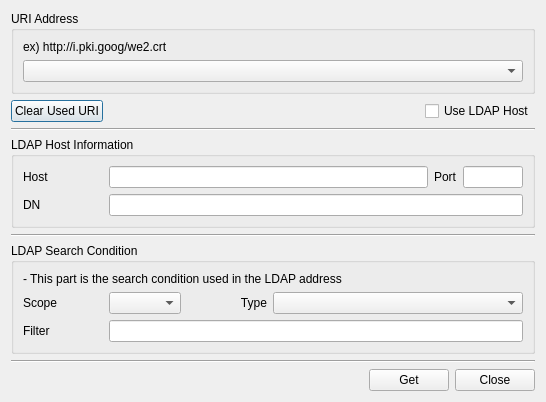
Qt form CertMan/get_uri_dlg.ui (jykim74/CertMan) before a commit.
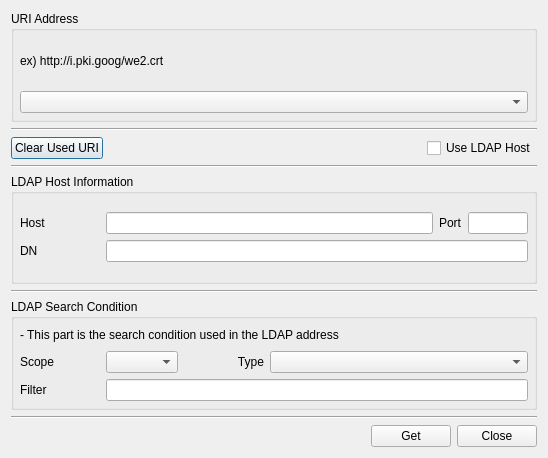
The same form after that commit.

What changed in the file:
```diff
--- a/CertMan/get_uri_dlg.ui
+++ b/CertMan/get_uri_dlg.ui
@@ -6,8 +6,8 @@
    <rect>
     <x>0</x>
     <y>0</y>
-    <width>538</width>
-    <height>399</height>
+    <width>548</width>
+    <height>458</height>
    </rect>
   </property>
   <property name="windowTitle">
@@ -20,6 +20,21 @@
       <string>URI Address</string>
      </property>
      <layout class="QVBoxLayout" name="verticalLayout_2">
+      <property name="spacing">
+       <number>6</number>
+      </property>
+      <property name="leftMargin">
+       <number>6</number>
+      </property>
+      <property name="topMargin">
+       <number>6</number>
+      </property>
+      <property name="rightMargin">
+       <number>6</number>
+      </property>
+      <property name="bottomMargin">
+       <number>6</number>
+      </property>
       <item>
        <widget class="QLabel" name="label_2">
         <property name="text">
@@ -46,6 +61,13 @@
      </layout>
     </widget>
    </item>
+   <item>
+    <widget class="Line" name="line_4">
+     <property name="orientation">
+      <enum>Qt::Horizontal</enum>
+     </property>
+    </widget>
+   </item>
    <item>
     <layout class="QGridLayout" name="gridLayout_6">
      <item row="0" column="0">
@@ -96,6 +118,21 @@
       <string>LDAP Host Information</string>
      </property>
      <layout class="QVBoxLayout" name="verticalLayout_3">
+      <property name="spacing">
+       <number>6</number>
+      </property>
+      <property name="leftMargin">
+       <number>6</number>
+      </property>
+      <property name="topMargin">
+       <number>6</number>
+      </property>
+      <property name="rightMargin">
+       <number>6</number>
+      </property>
+      <property name="bottomMargin">
+       <number>6</number>
+      </property>
       <item>
        <layout class="QGridLayout" name="gridLayout">
         <item row="0" column="0">
@@ -171,6 +208,21 @@
       <string>LDAP Search Condition</string>
      </property>
      <layout class="QVBoxLayout" name="verticalLayout_4">
+      <property name="spacing">
+       <number>6</number>
+      </property>
+      <property name="leftMargin">
+       <number>6</number>
+      </property>
+      <property name="topMargin">
+       <number>6</number>
+      </property>
+      <property name="rightMargin">
+       <number>6</number>
+      </property>
+      <property name="bottomMargin">
+       <number>6</number>
+      </property>
       <item>
        <widget class="QLabel" name="label_5">
         <property name="text">
```
